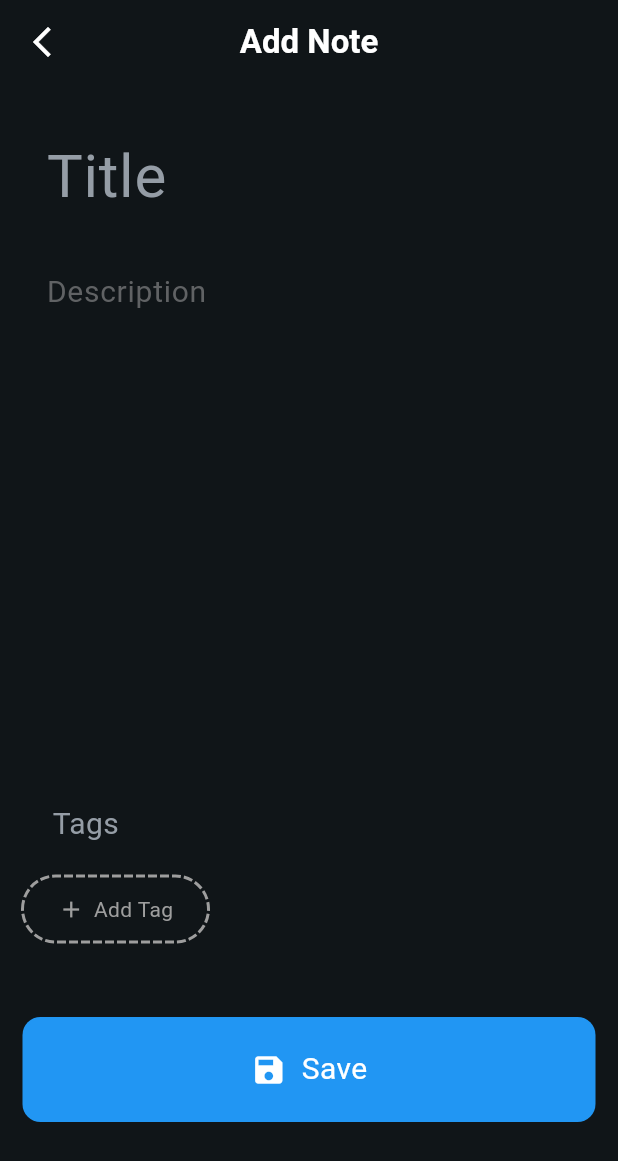
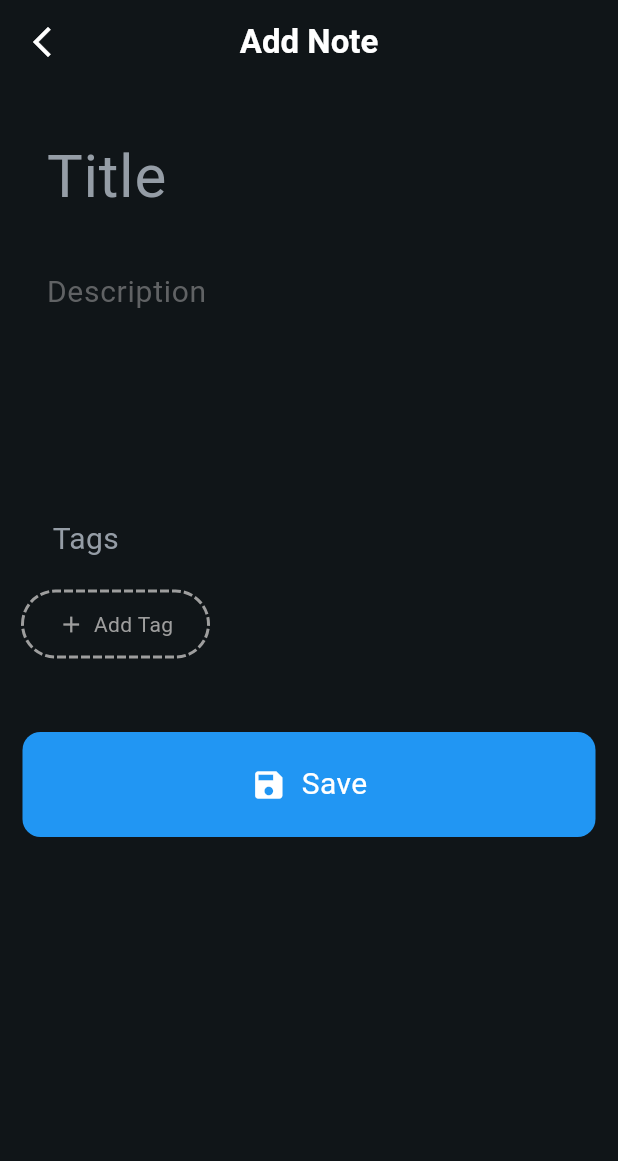
Before and after one commit to Ahmed4r/notes_app, a Flutter app: the AddNote screen opened directly, on a phone screen of 412 x 824 dp. Shown: the top 1161 px of the screen. Run offline on Flutter 3.47's test engine with Material 3 defaults, Android fonts, the phone set to English and light mode, and no system bars; drawn by our look-alikes of dotted_border; our stand-ins replace cloud_firestore, firebase_auth, firebase_core; accounts and stored records are empty.

Commit message:
fix: reduce spacing in AddNote page for better layout

```diff
--- a/lib/pages/add_note.dart
+++ b/lib/pages/add_note.dart
@@ -201,7 +201,7 @@ class _AddNoteState extends State<AddNote> {
                 maxLines: 5,
                 keyboardType: TextInputType.multiline,
               ),
-              SizedBox(height: 200),
+              SizedBox(height: 10), //200
               Padding(
                 padding: const EdgeInsets.all(20.0),
                 child: Text(
```
